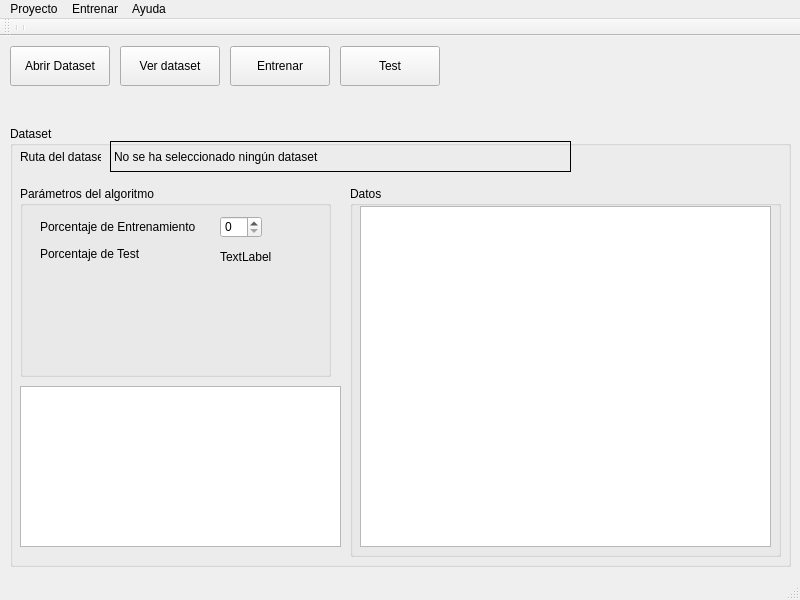
Above: src/UI/QT_Main.ui from hectornauta/kavecinos before the change. Below: the same form after it.
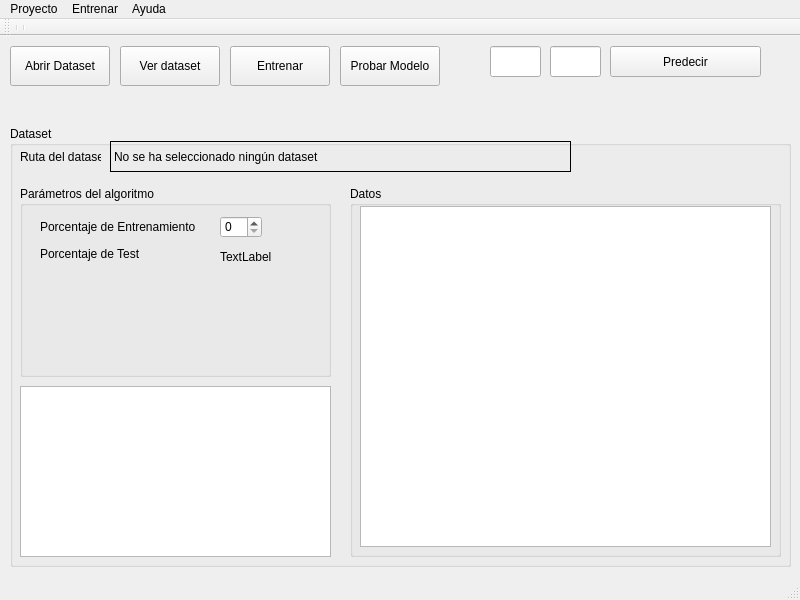
That is the form after the change.

Commit message:
Predicción de un punto y amigabilidad
Puede predecir un punto
No se crashea si le mirás feo

```diff
--- a/src/UI/QT_Main.ui
+++ b/src/UI/QT_Main.ui
@@ -146,13 +146,13 @@
       </property>
      </widget>
     </widget>
-    <widget class="QTextEdit" name="txtDebug">
+    <widget class="QPlainTextEdit" name="txtDebug">
      <property name="geometry">
       <rect>
        <x>10</x>
        <y>260</y>
-       <width>321</width>
-       <height>161</height>
+       <width>311</width>
+       <height>171</height>
       </rect>
      </property>
     </widget>
@@ -193,7 +193,7 @@
      </rect>
     </property>
     <property name="text">
-     <string>Test</string>
+     <string>Probar Modelo</string>
     </property>
    </widget>
    <widget class="QPushButton" name="btnVerDataset">
@@ -209,6 +209,39 @@
      <string>Ver dataset</string>
     </property>
    </widget>
+   <widget class="QPushButton" name="btnPredecirPunto">
+    <property name="geometry">
+     <rect>
+      <x>610</x>
+      <y>10</y>
+      <width>151</width>
+      <height>31</height>
+     </rect>
+    </property>
+    <property name="text">
+     <string>Predecir</string>
+    </property>
+   </widget>
+   <widget class="QLineEdit" name="linePuntoX">
+    <property name="geometry">
+     <rect>
+      <x>490</x>
+      <y>10</y>
+      <width>51</width>
+      <height>31</height>
+     </rect>
+    </property>
+   </widget>
+   <widget class="QLineEdit" name="linePuntoY">
+    <property name="geometry">
+     <rect>
+      <x>550</x>
+      <y>10</y>
+      <width>51</width>
+      <height>31</height>
+     </rect>
+    </property>
+   </widget>
   </widget>
   <widget class="QMenuBar" name="menubar">
    <property name="geometry">
```
The commit also changes 4 other files.
